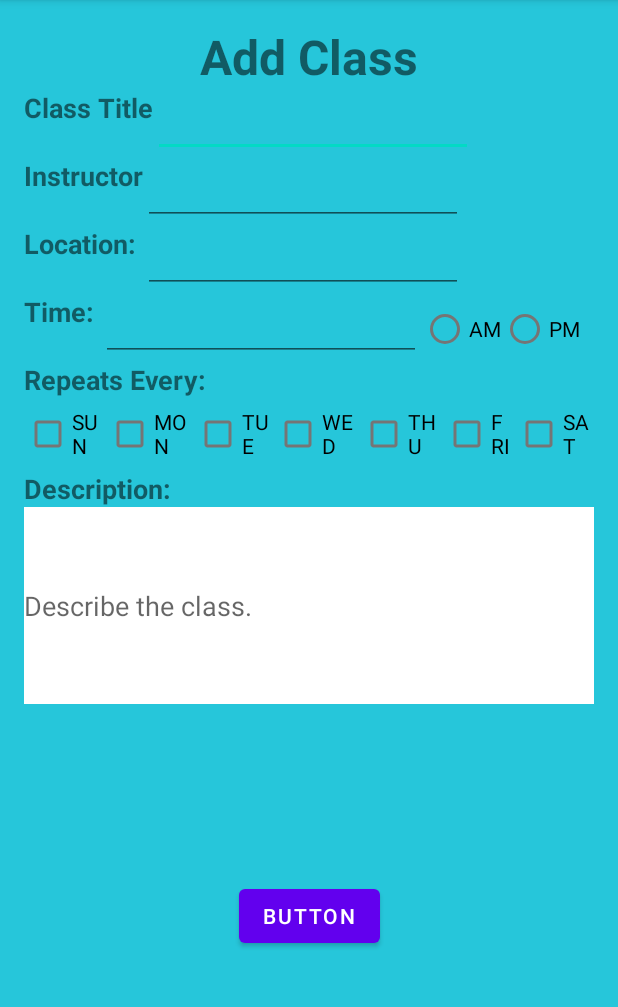
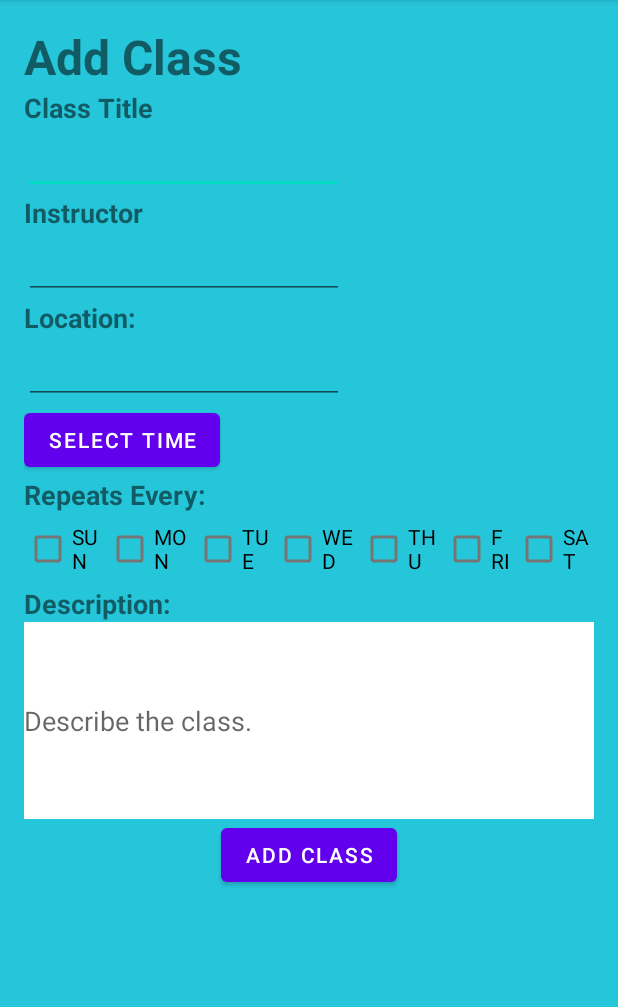
Before and after one commit to pageja25/College-Scheduler-App, an Android app: the screen it shows after launch (AddActivity), on a phone screen of 412 x 824 dp, the part 84-1091 px from its top. Run offline under Robolectric (Android 15) with nearby library versions, the phone set to English and light mode, and no system bars.

Commit message:
Finished ClassView but certain issue still need fixing

```diff
--- a/app/src/main/AndroidManifest.xml
+++ b/app/src/main/AndroidManifest.xml
@@ -13,7 +13,6 @@
         android:theme="@style/Theme.CollegeSchedulerApp"
 
         tools:targetApi="31">
-
         <activity android:name=".ui.home.HomeActivity" android:exported="true">
             <intent-filter>
                 <action android:name="android.intent.action.MAIN"/>
--- a/app/src/main/java/com/example/collegeschedulerapp/AddActivity.java
+++ b/app/src/main/java/com/example/collegeschedulerapp/AddActivity.java
@@ -1,14 +1,86 @@
 package com.example.collegeschedulerapp;
 
+import android.annotation.SuppressLint;
+import android.app.AlertDialog;
+import android.app.TimePickerDialog;
+import android.os.Build;
 import android.os.Bundle;
+import android.view.View;
+import android.widget.Button;
+import android.widget.CheckBox;
+import android.widget.EditText;
+import android.widget.TextView;
+import android.widget.TimePicker;
 
 import androidx.annotation.Nullable;
+import androidx.annotation.RequiresApi;
 import androidx.appcompat.app.AppCompatActivity;
 
+import java.time.LocalTime;
+import java.util.Locale;
+
 public class AddActivity extends AppCompatActivity {
+    private EditText classTitle;
+    private EditText instructorName;
+    private boolean[] checkedDays = new boolean[7];
+
+    private EditText desc;
+
+    private EditText location;
+
+    private LocalTime time;
+
+    Button timeButton;
+    int hour, minute;
+    @RequiresApi(api = Build.VERSION_CODES.O)
+    @SuppressLint("MissingInflatedId")
     @Override
     protected void onCreate(@Nullable Bundle savedInstanceState) {
         super.onCreate(savedInstanceState);
         setContentView(R.layout.activity_add);
+        initWidgets();
+
+
+    }
+    private void initWidgets() {
+        timeButton = findViewById(R.id.timePickerButton);
+        classTitle = findViewById(R.id.class_title);
+        location = findViewById(R.id.location);
+        instructorName = findViewById(R.id.instructor_name);
+        desc = findViewById(R.id.descript);
+        checkedDays[0] = ((CheckBox)findViewById(R.id.sunday_checked)).isChecked();
+        checkedDays[1] = ((CheckBox)findViewById(R.id.monday_checked)).isChecked();
+        checkedDays[2] = ((CheckBox)findViewById(R.id.tuesday_checked)).isChecked();
+        checkedDays[3] = ((CheckBox)findViewById(R.id.wednesday_checked)).isChecked();
+        checkedDays[4] = ((CheckBox)findViewById(R.id.thursday_checked)).isChecked();
+        checkedDays[5] = ((CheckBox)findViewById(R.id.friday_checked)).isChecked();
+        checkedDays[6] = ((CheckBox)findViewById(R.id.saturday_checked)).isChecked();
+    }
+
+    public void saveClassAction(View view) {
+        time = LocalTime.parse(timeButton.getText());
+        String className = classTitle.getText().toString();
+        String instructor = instructorName.getText().toString();
+        String location = this.location.getText().toString();
+        String description = desc.getText().toString();
+        ClassItem newClass = new ClassItem(className, instructor, location, time, checkedDays, description);
+        ClassItem.classes.add(newClass);
+        finish();
+    }
+
+    @RequiresApi(api = Build.VERSION_CODES.O)
+    public void popTimePicker(View view) {
+        TimePickerDialog.OnTimeSetListener onTimeSetListener = new TimePickerDialog.OnTimeSetListener() {
+            @Override
+            public void onTimeSet(TimePicker timePicker, int selectedHour, int selectedMinute) {
+                hour = selectedHour;
+                minute = selectedMinute;
+                timeButton.setText(String.format(Locale.getDefault(), "%02d:%02d", hour, minute));
+            }
+        };
+        int style = AlertDialog.THEME_HOLO_DARK;
+        TimePickerDialog timePickerDialog = new TimePickerDialog(this, style, onTimeSetListener, hour, minute, true);
+        timePickerDialog.setTitle("SelectTime");
+        timePickerDialog.show();
     }
 }
--- a/app/src/main/res/layout/activity_add.xml
+++ b/app/src/main/res/layout/activity_add.xml
@@ -1,5 +1,5 @@
 <?xml version="1.0" encoding="utf-8"?>
-<androidx.constraintlayout.widget.ConstraintLayout
+<LinearLayout
     android:layout_width="match_parent"
     android:layout_height="match_parent"
     xmlns:android="http://schemas.android.com/apk/res/android"
@@ -8,6 +8,7 @@
     android:layout_weight="1"
     android:background="@color/screenBackground2"
     tools:context=".AddActivity"
+    android:orientation="vertical"
     android:padding="16dp">
 
     <TextView
@@ -75,40 +76,14 @@
         app:layout_constraintStart_toEndOf="@id/textview_location"
         app:layout_constraintTop_toBottomOf="@+id/instructor_name" />
 
-    <TextView
-        android:id="@+id/textview_time"
+    <Button
+        android:id="@+id/timePickerButton"
         android:layout_width="wrap_content"
         android:layout_height="wrap_content"
-        android:text="Time: "
-        android:textSize="18sp"
-        android:textStyle="bold"
-        app:layout_constraintStart_toStartOf="parent"
-        app:layout_constraintTop_toBottomOf="@id/location"/>
+        android:onClick="popTimePicker"
+        android:text="Select Time"
+        />
 
-    <EditText
-        android:id="@+id/editTextTime"
-        android:layout_width="wrap_content"
-        android:layout_height="wrap_content"
-        android:ems="10"
-        android:inputType="time"
-        app:layout_constraintTop_toBottomOf="@id/location"
-        app:layout_constraintStart_toEndOf="@id/textview_time"/>
-
-    <RadioGroup
-        android:layout_width="wrap_content"
-        android:layout_height="wrap_content"
-        android:orientation="horizontal"
-        app:layout_constraintTop_toBottomOf="@id/location"
-        app:layout_constraintStart_toEndOf="@id/editTextTime">
-        <RadioButton
-            android:layout_width="wrap_content"
-            android:layout_height="wrap_content"
-            android:text="AM"/>
-        <RadioButton
-            android:layout_width="wrap_content"
-            android:layout_height="wrap_content"
-            android:text="PM"/>
-    </RadioGroup>
     <TextView
         android:id="@+id/textview_repeats"
         android:layout_width="wrap_content"
@@ -129,36 +104,43 @@
         app:layout_constraintStart_toStartOf="parent"
         android:orientation="horizontal">
         <CheckBox
+            android:id="@+id/sunday_checked"
             android:layout_weight="1"
             android:layout_width="wrap_content"
             android:layout_height="wrap_content"
             android:text="@string/sunday"/>
         <CheckBox
+            android:id="@+id/monday_checked"
             android:layout_weight="1"
             android:layout_width="wrap_content"
             android:layout_height="wrap_content"
             android:text="@string/monday"/>
         <CheckBox
+            android:id="@+id/tuesday_checked"
             android:layout_weight="1"
             android:layout_width="wrap_content"
             android:layout_height="wrap_content"
             android:text="@string/tuesday"/>
         <CheckBox
+            android:id="@+id/wednesday_checked"
             android:layout_weight="1"
             android:layout_width="wrap_content"
             android:layout_height="wrap_content"
             android:text="@string/wednesday"/>
         <CheckBox
+            android:id="@+id/thursday_checked"
             android:layout_weight="1"
             android:layout_width="wrap_content"
             android:layout_height="wrap_content"
             android:text="@string/thursday"/>
         <CheckBox
+            android:id="@+id/friday_checked"
             android:layout_weight="1"
             android:layout_width="wrap_content"
             android:layout_height="wrap_content"
             android:text="@string/friday"/>
         <CheckBox
+            android:id="@+id/saturday_checked"
             android:layout_weight="1"
             android:layout_width="wrap_content"
             android:layout_height="wrap_content"
@@ -191,9 +173,11 @@
         android:id="@+id/button"
         android:layout_width="wrap_content"
         android:layout_height="wrap_content"
-        android:text="Button"
+        android:layout_gravity="center"
+        android:text="Add Class"
+        android:onClick="saveClassAction"
         app:layout_constraintTop_toBottomOf="@id/descript"
         app:layout_constraintBottom_toBottomOf="parent"
         app:layout_constraintEnd_toEndOf="parent"
         app:layout_constraintStart_toStartOf="parent" />
-</androidx.constraintlayout.widget.ConstraintLayout>
+</LinearLayout>
--- a/app/src/main/res/layout/fragment_home.xml
+++ b/app/src/main/res/layout/fragment_home.xml
@@ -120,6 +120,7 @@
         android:onClick="newClassAction"/>
 
     <ListView
+        android:id="@+id/classListView"
         android:layout_width="match_parent"
         android:layout_height="0dp"
         android:layout_weight="5"/>
```
Also changed, not shown: app/src/main/java/com/example/collegeschedulerapp/CalendarUtils.java (+11 -0 lines), app/src/main/java/com/example/collegeschedulerapp/ClassAdapter.java (added, +35 -0 lines), app/src/main/java/com/example/collegeschedulerapp/ClassItem.java (+44 -5 lines), app/src/main/java/com/example/collegeschedulerapp/ui/home/HomeActivity.java (+20 -0 lines), app/src/main/res/layout/event_cell.xml (added, +16 -0 lines).
